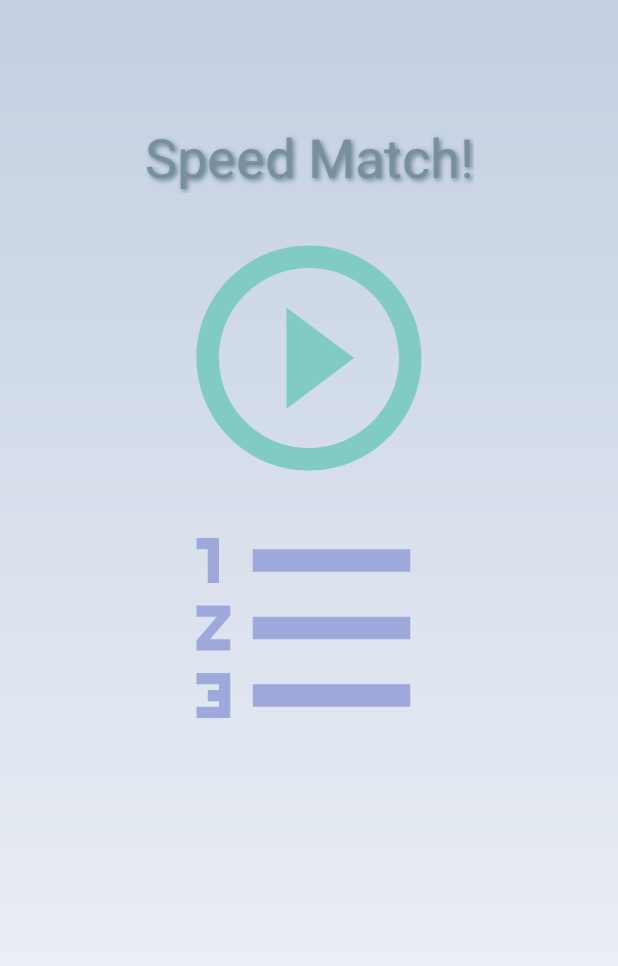
After one commit to mabahmani/SWG, an Android app: the SpeedMatchActivity screen opened directly, with no data from a screen before it, on a phone screen of 412 x 824 dp. The commit adds this screen. Shown: the top 966 px of the screen. Run offline under Robolectric (Android 15) with nearby library versions, the phone set to English and light mode, and no system bars.

Commit message:
Add SpeedMatchActivity UI WhichOneIsLargerActivity UI

```diff
--- a/app/src/main/AndroidManifest.xml
+++ b/app/src/main/AndroidManifest.xml
@@ -16,6 +16,8 @@
                 <category android:name="android.intent.category.LAUNCHER" />
             </intent-filter>
         </activity>
+        <activity android:name=".SpeedMatchActivity" />
+        <activity android:name=".WhichOneIsLargerActivity"></activity>
     </application>
 
 </manifest>
--- /dev/null
+++ b/app/src/main/java/com/mab/swg/SpeedMatchActivity.java
@@ -0,0 +1,13 @@
+package com.mab.swg;
+
+import android.support.v7.app.AppCompatActivity;
+import android.os.Bundle;
+
+public class SpeedMatchActivity extends AppCompatActivity {
+
+    @Override
+    protected void onCreate(Bundle savedInstanceState) {
+        super.onCreate(savedInstanceState);
+        setContentView(R.layout.activity_speed_match);
+    }
+}
--- /dev/null
+++ b/app/src/main/res/drawable/ic_format_list_numbered_black_24dp.xml
@@ -0,0 +1,5 @@
+<vector android:height="180dp" android:tint="#9FA8DA"
+    android:viewportHeight="24.0" android:viewportWidth="24.0"
+    android:width="180dp" xmlns:android="http://schemas.android.com/apk/res/android">
+    <path android:fillColor="#FF000000" android:pathData="M2,17h2v0.5L3,17.5v1h1v0.5L2,19v1h3v-4L2,16v1zM3,8h1L4,4L2,4v1h1v3zM2,11h1.8L2,13.1v0.9h3v-1L3.2,13L5,10.9L5,10L2,10v1zM7,5v2h14L21,5L7,5zM7,19h14v-2L7,17v2zM7,13h14v-2L7,11v2z"/>
+</vector>
--- /dev/null
+++ b/app/src/main/res/drawable/ic_play_circle_outline_black_24dp.xml
@@ -0,0 +1,5 @@
+<vector android:height="180dp" android:tint="#80CBC4"
+    android:viewportHeight="24.0" android:viewportWidth="24.0"
+    android:width="180dp" xmlns:android="http://schemas.android.com/apk/res/android">
+    <path android:fillColor="#FF000000" android:pathData="M10,16.5l6,-4.5 -6,-4.5v9zM12,2C6.48,2 2,6.48 2,12s4.48,10 10,10 10,-4.48 10,-10S17.52,2 12,2zM12,20c-4.41,0 -8,-3.59 -8,-8s3.59,-8 8,-8 8,3.59 8,8 -3.59,8 -8,8z"/>
+</vector>
--- /dev/null
+++ b/app/src/main/res/drawable/speed_match_activity_bg.xml
@@ -0,0 +1,8 @@
+<?xml version="1.0" encoding="utf-8"?>
+<shape xmlns:android="http://schemas.android.com/apk/res/android">
+    <gradient
+        android:angle="270"
+        android:startColor="@color/colorSaintPetersbergDark"
+        android:endColor="@color/colorSaintPetersbergLight"
+        />
+</shape>
--- /dev/null
+++ b/app/src/main/res/layout/activity_speed_match.xml
@@ -0,0 +1,43 @@
+<?xml version="1.0" encoding="utf-8"?>
+<android.support.constraint.ConstraintLayout xmlns:android="http://schemas.android.com/apk/res/android"
+    xmlns:app="http://schemas.android.com/apk/res-auto"
+    xmlns:tools="http://schemas.android.com/tools"
+    android:layout_width="match_parent"
+    android:layout_height="match_parent"
+    android:background="@drawable/speed_match_activity_bg"
+    tools:context=".SpeedMatchActivity">
+
+    <TextView
+        android:id="@+id/sp_title"
+        android:layout_width="wrap_content"
+        app:layout_constraintRight_toRightOf="parent"
+        app:layout_constraintLeft_toLeftOf="parent"
+        app:layout_constraintTop_toTopOf="parent"
+        android:layout_marginTop="80dp"
+        android:text="@string/sm_title"
+        android:textSize="36sp"
+        android:textColor="@color/colorBlueGrey400"
+        android:shadowColor="@color/colorBlueGrey"
+        android:shadowRadius="4"
+        android:shadowDx="2"
+        android:shadowDy="2"
+        android:layout_height="wrap_content" />
+
+    <ImageView
+        android:id="@+id/sp_play_icon"
+        android:layout_width="wrap_content"
+        android:background="@drawable/ic_play_circle_outline_black_24dp"
+        app:layout_constraintTop_toBottomOf="@id/sp_title"
+        app:layout_constraintLeft_toLeftOf="parent"
+        app:layout_constraintRight_toRightOf="parent"
+        android:layout_marginTop="20dp"
+        android:layout_height="wrap_content" />
+    <ImageView
+        android:layout_width="wrap_content"
+        android:background="@drawable/ic_format_list_numbered_black_24dp"
+        app:layout_constraintTop_toBottomOf="@id/sp_play_icon"
+        app:layout_constraintRight_toRightOf="parent"
+        app:layout_constraintLeft_toLeftOf="parent"
+        android:layout_height="wrap_content" />
+
+</android.support.constraint.ConstraintLayout>
--- a/app/src/main/res/values/colors.xml
+++ b/app/src/main/res/values/colors.xml
@@ -6,5 +6,9 @@
     <color name="colorRoyalDark">#141e30</color>
     <color name="colorRoyalLight">#243b55</color>
     <color name="colorLightestBlue">#BBDEFB</color>
+    <color name="colorSaintPetersbergDark">#c3cfe2</color>
+    <color name="colorSaintPetersbergLight">#f5f7fa</color>
+    <color name="colorBlueGrey400">#78909C</color>
+    <color name="colorBlueGrey">#607D8B</color>
 
 </resources>
```
Also changed, not shown: app/src/main/java/com/mab/swg/MainActivity.java (+11 -0 lines), app/src/main/java/com/mab/swg/WhichOneIsLargerActivity.java (added, +13 -0 lines), app/src/main/res/layout/activity_which_one_is_larger.xml (added, +44 -0 lines).
